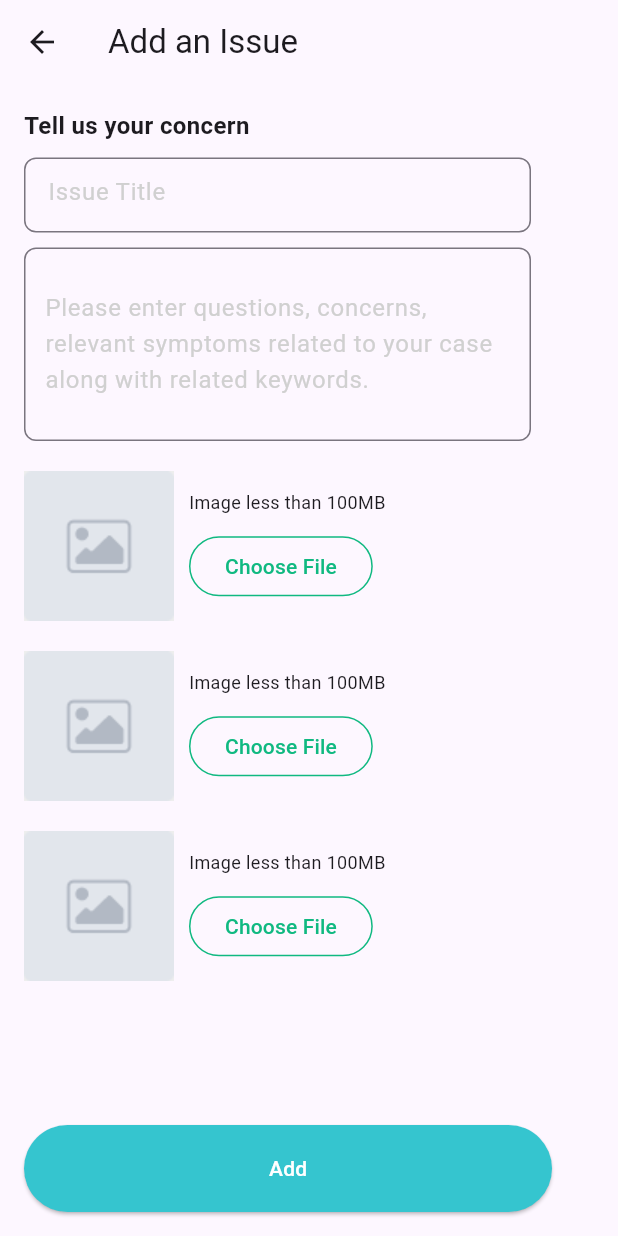
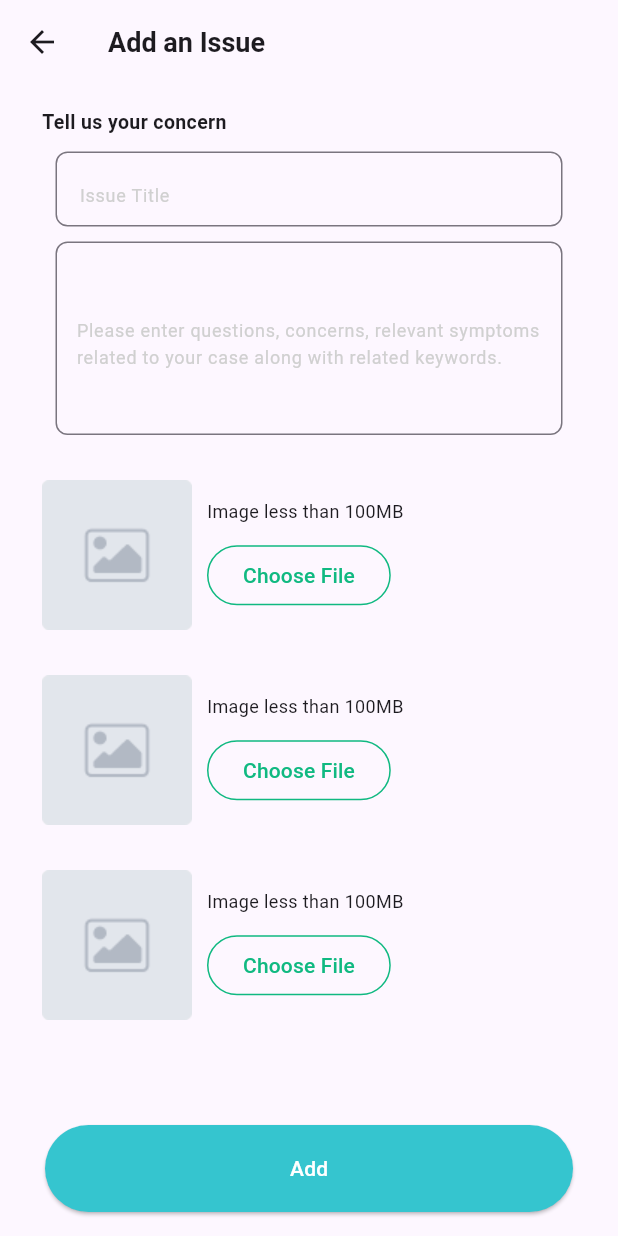
Before and after one commit to ilhamelhamdi/flutter-homecare, a Flutter app: the DetailPersonalPage screen opened directly, after a tap on "Add an Issue", on a phone screen of 412 x 824 dp. Run offline on Flutter 3.47's test engine with Material 3 defaults, Android fonts, the phone set to English and light mode, and no system bars; our stand-ins replace bloc, device_preview, dio, equatable, flutter_bloc, flutter_cache_manager and 10 more; missing offline and left inert: back_button_interceptor, fleather, flutter_pdfview, navbar_router, omega_dio_logger, pretty_http_logger and 1 more; accounts and stored records are empty; project files that could hold a hidden picture were left out.

Commit message:
fix: Add an issue concern fixing details

```diff
--- a/lib/views/details/detail_pharma.dart
+++ b/lib/views/details/detail_pharma.dart
@@ -8,8 +8,10 @@ class DetailPersonalPage extends StatelessWidget {
   Widget build(BuildContext context) {
     return Scaffold(
       appBar: AppBar(
-        title: Text('Personal Case Detail'),
-      ),
+          title: Text(
+        'Personal Case Detail',
+        style: TextStyle(fontWeight: FontWeight.bold, fontSize: 18),
+      )),
       body: Padding(
         padding: const EdgeInsets.all(8.0),
         child: Column(
@@ -31,7 +33,7 @@ class DetailPersonalPage extends StatelessWidget {
                 SizedBox(height: 20),
                 Center(
                   child: Text(
-                    'There are no issues added yet. Please add one or more issues so you can proceed to the next step.',
+                    'There are no issues added yet.\n Please add one or more issues so\nyou can proceed to the next step.',
                     style: TextStyle(fontSize: 16),
                     textAlign: TextAlign.center,
                   ),
@@ -55,10 +57,13 @@ class DetailPersonalPage extends StatelessWidget {
                     },
                     style: OutlinedButton.styleFrom(
                       side: BorderSide(color: Color(0xFF35C5CF)),
+                      shape: RoundedRectangleBorder(
+                        borderRadius: BorderRadius.circular(15),
+                      ),
                     ),
                     child: Text(
                       'Add an Issue',
-                      style: TextStyle(color: Color(0xFF35C5CF)),
+                      style: TextStyle(color: Color(0xFF35C5CF), fontSize: 20),
                     ),
                   ),
                 ),
@@ -72,10 +77,13 @@ class DetailPersonalPage extends StatelessWidget {
                     },
                     style: ElevatedButton.styleFrom(
                       backgroundColor: Color(0xFFB2B9C4),
+                      shape: RoundedRectangleBorder(
+                        borderRadius: BorderRadius.circular(15),
+                      ),
                     ),
                     child: Text(
                       'Next',
-                      style: TextStyle(color: Colors.white),
+                      style: TextStyle(color: Colors.white, fontSize: 20),
                     ),
                   ),
                 ),
@@ -98,18 +106,27 @@ class _AddConcernPageState extends State<AddConcernPage> {
   Widget build(BuildContext context) {
     return Scaffold(
       appBar: AppBar(
-        title: Text('Add an Issue'),
+        title: Text(
+          'Add an Issue',
+          style: TextStyle(fontSize: 18, fontWeight: FontWeight.bold),
+        ),
       ),
       body: Padding(
         padding: const EdgeInsets.all(16.0),
         child: Column(
-          crossAxisAlignment: CrossAxisAlignment.start,
+          // crossAxisAlignment: CrossAxisAlignment.start,
           children: [
-            Text(
+            Padding(
+              padding: const EdgeInsets.only(left: 12.0),
+              child: Align(
+                alignment: Alignment.centerLeft,
+                child: Text(
                   'Tell us your concern',
                   style: TextStyle(
-                fontSize: 16,
+                    fontSize: 13,
                     fontWeight: FontWeight.bold,
+                  ),
+                ),
               ),
             ),
             SizedBox(height: 10),
@@ -119,7 +136,7 @@ class _AddConcernPageState extends State<AddConcernPage> {
               child: TextField(
                 decoration: InputDecoration(
                   hintText: 'Issue Title',
-                  hintStyle: TextStyle(color: Color(0xFFD0D0D0)),
+                  hintStyle: TextStyle(color: Color(0xFFD0D0D0), fontSize: 12),
                   border: OutlineInputBorder(
                     borderRadius: BorderRadius.circular(8),
                   ),
@@ -134,7 +151,7 @@ class _AddConcernPageState extends State<AddConcernPage> {
                 decoration: InputDecoration(
                   hintText:
                       'Please enter questions, concerns, relevant symptoms related to your case along with related keywords.',
-                  hintStyle: TextStyle(color: Color(0xFFD0D0D0)),
+                  hintStyle: TextStyle(color: Color(0xFFD0D0D0), fontSize: 12),
                   border: OutlineInputBorder(
                     borderRadius: BorderRadius.circular(8),
                   ),
@@ -146,13 +163,20 @@ class _AddConcernPageState extends State<AddConcernPage> {
                 expands: true,
               ),
             ),
-            SizedBox(height: 20.0),
+            Padding(
+              padding: const EdgeInsets.only(left: 12.0),
+              child: Column(
+                children: [
+                  SizedBox(height: 30),
                   ImagePreview(),
-            SizedBox(height: 20.0),
+                  SizedBox(height: 30),
                   ImagePreview(),
-            SizedBox(height: 20.0),
+                  SizedBox(height: 30),
                   ImagePreview(),
-            SizedBox(height: 20.0),
+                  SizedBox(height: 30),
+                ],
+              ),
+            ),
             Spacer(),
             SizedBox(
               width: 352,
@@ -268,7 +292,7 @@ class AddSummaryPage extends StatelessWidget {
                   ),
                 ),
                 SizedBox(height: 10.0),
-                SizedBox(
+                Container(
                   width: 352,
                   height: 58,
                   child: ElevatedButton(
--- a/lib/widgets/image_preview.dart
+++ b/lib/widgets/image_preview.dart
@@ -28,7 +28,10 @@ class _ImagePreviewState extends State<ImagePreview> {
         Container(
           width: 100,
           height: 100,
-          color: Colors.grey.shade200,
+          decoration: BoxDecoration(
+            color: Colors.grey.shade200,
+            borderRadius: BorderRadius.circular(5),
+          ),
           child: _image == null
               ? Center(child: Image.asset('assets/icons/ic_preview.png'))
               : Image.file(_image!, fit: BoxFit.cover),
```
Lines whose indentation alone changed are shown as unchanged.
